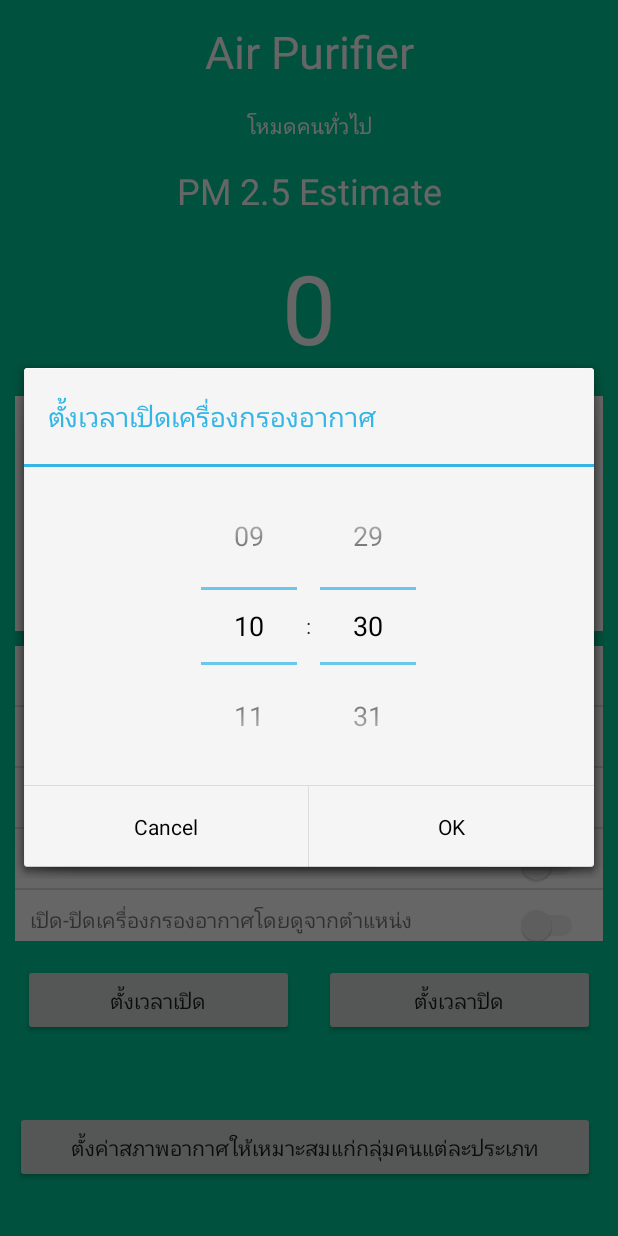
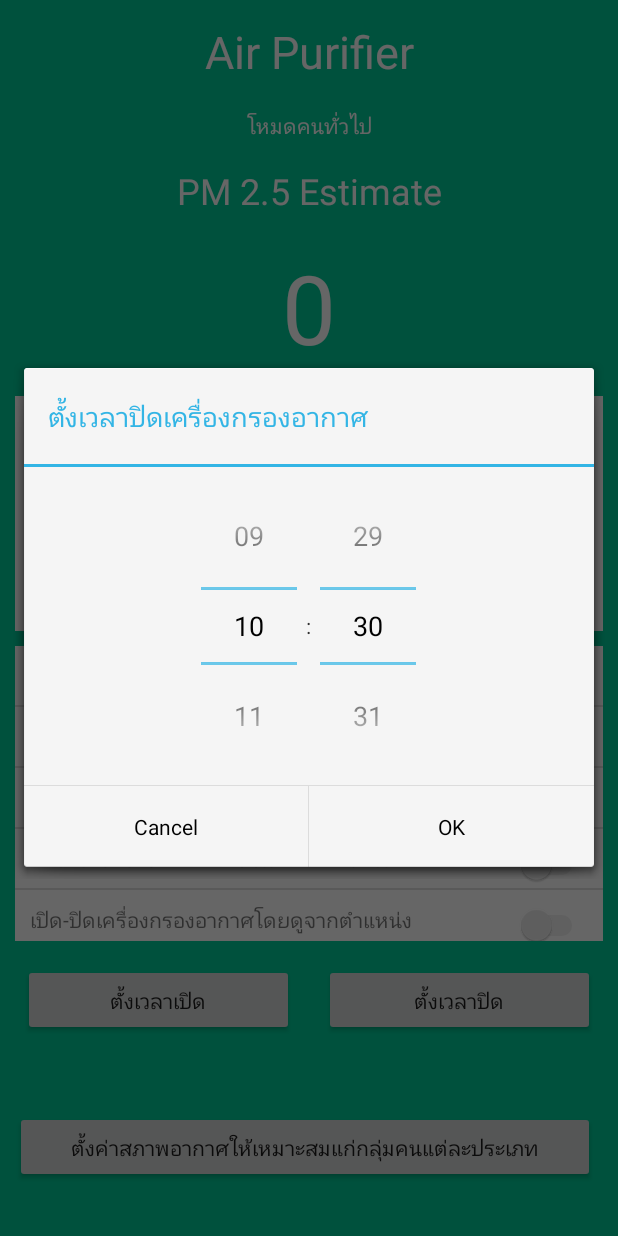
Before and after one commit to tanon11/Air-Control-System, an Android app: the screen it shows after launch (MainActivity), after a tap on "ตั้งเวลาปิด", on a phone screen of 412 x 824 dp. Run offline under Robolectric (Android 15) with nearby library versions, the phone set to English and light mode, and no system bars; libraries missing offline, so code that uses them is left out: org.eclipse.paho; 11 statements that could not run were skipped; 2 other taps on this screen came first.

Commit message:
แก้ไข wording ปิดเครื่องกรองอากาศ

```diff
--- a/app/src/main/java/com/example/aircontrol/Fragment/AirQualityFragment.java
+++ b/app/src/main/java/com/example/aircontrol/Fragment/AirQualityFragment.java
@@ -250,7 +250,7 @@ public class AirQualityFragment extends Fragment {
                     }
                 };
                 final TimePickerDialog timePickerDialog = new TimePickerDialog(getActivity(), android.R.style.Theme_Holo_Light_Dialog_NoActionBar, timePickerListener, timeOffHour, timeOffMinute, true);
-                timePickerDialog.setTitle("ตั้งเวลาเปิดเครื่องกรองอากาศ");
+                timePickerDialog.setTitle("ตั้งเวลาปิดเครื่องกรองอากาศ");
                 timePickerDialog.getWindow().setBackgroundDrawableResource(android.R.color.transparent);
                 timePickerDialog.show();
             }
```
